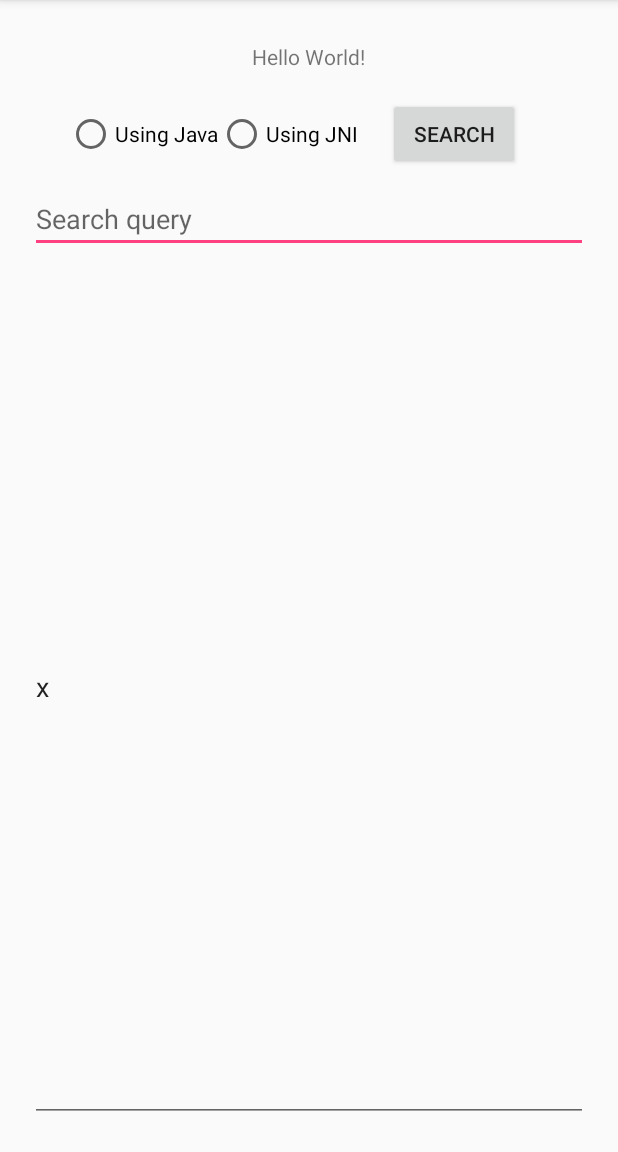
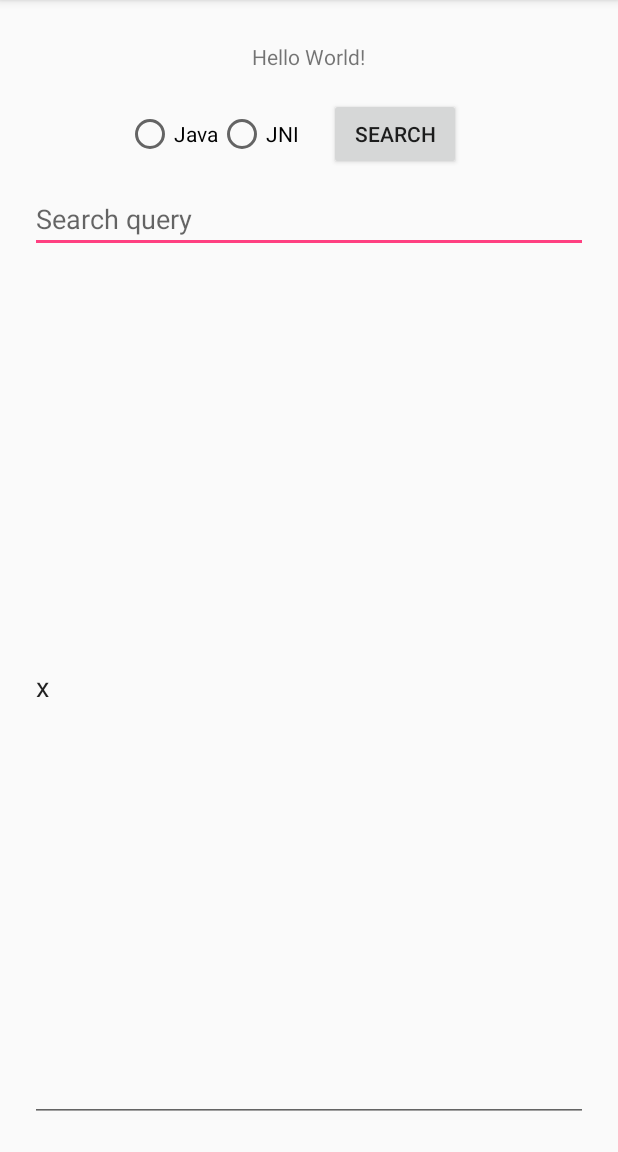
Before and after one commit to shobhitagarwal1612/SearchNative, an Android app: the screen it shows after launch (MainActivity), on a phone screen of 412 x 824 dp, the part 84-1236 px from its top. Run offline under Robolectric (Android 15) with nearby library versions, the phone set to English and light mode, and no system bars; 1 statement that could not run was skipped.

Commit message:
Removes word 'using' from radio buttons

```diff
--- a/app/src/main/res/values/strings.xml
+++ b/app/src/main/res/values/strings.xml
@@ -3,6 +3,6 @@
     <string name="result">%s  Time taken: %dms</string>
     <string name="search_query">Search query</string>
     <string name="search">Search</string>
-    <string name="using_java">Using Java</string>
-    <string name="using_jni">Using JNI</string>
+    <string name="using_java">Java</string>
+    <string name="using_jni">JNI</string>
 </resources>
```
